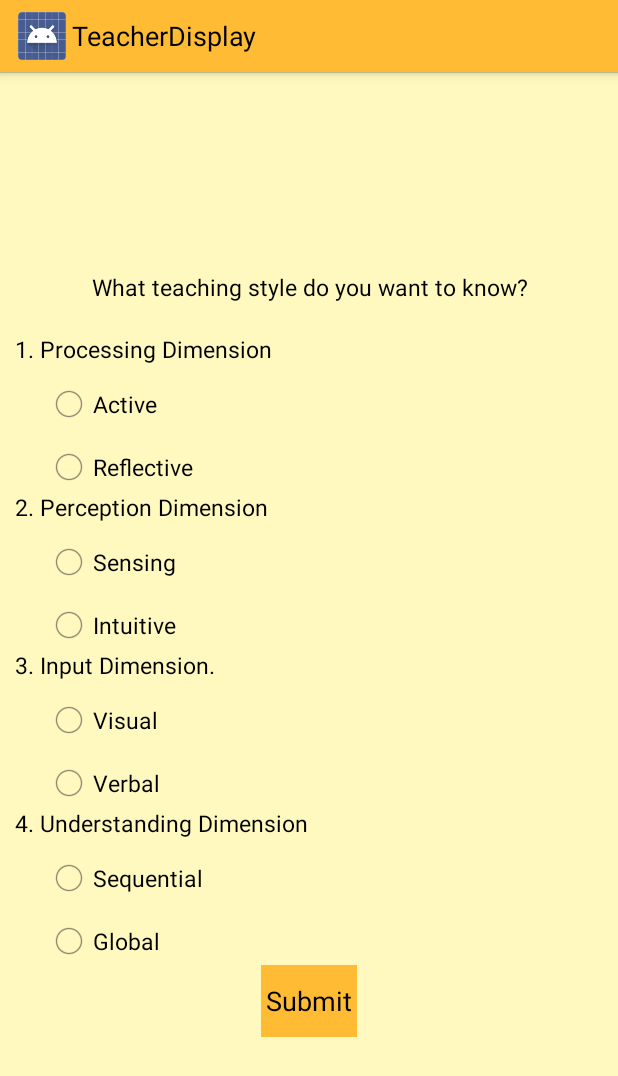
After one commit to ayusahnaz/LearningStyleApp, an Android app: the TeacherDisplay screen opened directly, with no data from a screen before it, on a phone screen of 412 x 824 dp. The commit adds this screen. Shown: the top 1076 px of the screen. Run offline under Robolectric (Android 15) with nearby library versions, the phone set to English and light mode, and no system bars.

Commit message:
Teacher Feature

```diff
--- a/app/src/main/java/com/example/ayusahnaz/learningstyleapp/MainActivity.java
+++ b/app/src/main/java/com/example/ayusahnaz/learningstyleapp/MainActivity.java
@@ -25,4 +25,10 @@ public class MainActivity extends Activity {
         startActivity(intent);
     }
 
+    public void teacherView(View view) {
+        // Do something in response to button
+        Intent intent = new Intent(this, TeacherDisplay.class);
+        startActivity(intent);
+    }
+
 }
--- /dev/null
+++ b/app/src/main/java/com/example/ayusahnaz/learningstyleapp/TeacherDisplay.java
@@ -0,0 +1,94 @@
+package com.example.ayusahnaz.learningstyleapp;
+
+import android.app.Activity;
+import android.content.Intent;
+import android.content.res.Resources;
+import android.support.v7.app.ActionBarActivity;
+import android.os.Bundle;
+import android.view.Menu;
+import android.view.MenuItem;
+import android.view.View;
+import android.widget.Button;
+import android.widget.MultiAutoCompleteTextView;
+import android.widget.RadioButton;
+import android.widget.RadioGroup;
+import android.widget.Toast;
+
+import java.util.Arrays;
+
+
+public class TeacherDisplay extends Activity {
+    private String [] value = new String[5];
+    private Button btnTeacher;
+
+    @Override
+    protected void onCreate(Bundle savedInstanceState) {
+        super.onCreate(savedInstanceState);
+        setContentView(R.layout.activity_teacher_display);
+        for(int i=1; i<value.length;  i++){
+            addListener(i);
+        }
+        System.out.println(Arrays.toString(value));
+    }
+
+    private void addListener(final int i) {
+        Resources r = getResources();
+        String name = getPackageName();
+        String cad = "teacherGroup";
+        String cat= Integer.toString(i);
+        cad=cad.concat(cat);
+        final int idResource = r.getIdentifier(cad, "id", name);
+        System.out.println(idResource);
+        final RadioGroup rg = (RadioGroup) findViewById(idResource);
+
+        btnTeacher = (Button) findViewById(R.id.btnTeacher);
+
+        rg.setOnCheckedChangeListener(new RadioGroup.OnCheckedChangeListener() {
+            @Override
+            public void onCheckedChanged(RadioGroup group, int checkedId)
+            {
+
+                Resources res = getResources();
+                String pname = getPackageName();
+                String con = "teacherButton";
+                String cat= Integer.toString(i);
+                String cona = con.concat(cat + "a");
+                String conb = con.concat(cat + "b");
+                int idResourcea = res.getIdentifier(cona, "id", pname);
+                int idResourceb = res.getIdentifier(conb, "id", pname);
+
+                checkedId = rg.getCheckedRadioButtonId();
+
+//                if(idResourcea == checkedId){
+//                    value[i] = ((RadioButton) findViewById(idResourcea)).getText().toString();
+//
+//                }
+//                if(idResourceb == checkedId){
+//                    value[i] = ((RadioButton) findViewById(idResourceb)).getText().toString();
+//                }
+                if(rg.getCheckedRadioButtonId()!= -1){
+                    int id = rg.getCheckedRadioButtonId();
+                    View radioButton = rg.findViewById(id);
+                    int radioId = rg.indexOfChild(radioButton);
+                    RadioButton btn = (RadioButton) rg.getChildAt(radioId);
+                    String selection = (String) btn.getText();
+                    value[i] = selection;
+                }
+            }
+        });
+
+//        for(int j=0; j<value.length; j++){
+//            System.out.println(value[j]);
+//        }
+
+        btnTeacher.setOnClickListener(new View.OnClickListener() {
+
+            @Override
+            public void onClick(View v) {
+                Intent searchIntent=new Intent(TeacherDisplay.this, TeacherResult.class);
+                searchIntent.putExtra("ARRVALUE", value);
+                startActivity(searchIntent);
+            }
+        });
+    }
+}
--- a/app/src/main/res/layout/activity_display_message.xml
+++ b/app/src/main/res/layout/activity_display_message.xml
@@ -1668,7 +1668,8 @@
                     android:id="@+id/btnSubmit"
                     android:nestedScrollingEnabled="false"
                     android:onClick="submit"
-                    android:background="@android:color/holo_orange_light" />
+                    android:background="@android:color/holo_orange_light"
+                    style="@style/Base.Widget.AppCompat.Button" />
 
             </LinearLayout>
     </LinearLayout>
--- a/app/src/main/res/layout/activity_main.xml
+++ b/app/src/main/res/layout/activity_main.xml
@@ -48,7 +48,8 @@
             android:layout_width="match_parent"
             android:layout_height="wrap_content"
             android:text="For Teacher"
-            android:id="@+id/button2"
+            android:id="@+id/teacherView"
+            android:onClick="teacherView"
             android:layout_gravity="center_horizontal"
             android:layout_marginTop="10dp"
             android:background="@android:color/holo_orange_light" />
--- /dev/null
+++ b/app/src/main/res/layout/activity_teacher_display.xml
@@ -0,0 +1,190 @@
+<ScrollView xmlns:android="http://schemas.android.com/apk/res/android"
+    xmlns:tools="http://schemas.android.com/tools"
+    android:layout_width="match_parent"
+    android:layout_height="match_parent"
+    android:fillViewport="true"
+    android:focusable="false"
+    android:focusableInTouchMode="false">
+
+    <LinearLayout
+        android:layout_width="match_parent"
+        android:layout_height="match_parent"
+        android:background="#fffff9bf"
+        android:orientation="vertical"
+        android:gravity="center_vertical"
+        android:id="@+id/layout">
+
+        <TextView
+            android:layout_width="match_parent"
+            android:layout_height="wrap_content"
+            android:text="What teaching style do you want to know?"
+            android:id="@+id/teacher"
+            android:textSize="15dp"
+            android:textColor="#ff000000"
+            android:gravity="center"
+            android:layout_marginBottom="20dp"
+            android:layout_gravity="center" />
+
+        <RadioGroup
+            android:layout_width="match_parent"
+            android:layout_height="wrap_content"
+            android:layout_gravity="center|left"
+            android:id="@+id/teacherGroup1"
+            android:layout_marginLeft="10dp">
+
+            <TextView
+                android:layout_width="wrap_content"
+                android:layout_height="wrap_content"
+                android:text="1. Processing Dimension"
+                android:textColor="#000"
+                android:textSize="15sp"
+                android:layout_gravity="left"
+                android:padding="0dp"
+                android:gravity="left" />
+
+            <RadioButton
+                android:id="@+id/teacherButton1a"
+                android:layout_width="wrap_content"
+                android:layout_height="wrap_content"
+                android:layout_marginLeft="20dp"
+                android:layout_marginTop="10dp"
+                android:checked="false"
+                android:text="Active"
+                android:textSize="15sp" />
+
+            <RadioButton
+                android:id="@+id/teacherButton1b"
+                android:layout_width="wrap_content"
+                android:layout_height="wrap_content"
+                android:layout_marginLeft="20dp"
+                android:layout_marginTop="10dp"
+                android:checked="false"
+                android:text="Reflective"
+                android:textSize="15sp" />
+        </RadioGroup>
+
+        <RadioGroup
+            android:layout_width="match_parent"
+            android:layout_height="wrap_content"
+            android:layout_gravity="center|left"
+            android:id="@+id/teacherGroup2"
+            android:layout_marginLeft="10dp">
+
+            <TextView
+                android:layout_width="wrap_content"
+                android:layout_height="wrap_content"
+                android:text="2. Perception Dimension"
+                android:textColor="#000"
+                android:textSize="15sp"
+                android:layout_gravity="left"
+                android:padding="0dp"
+                android:gravity="left" />
+
+            <RadioButton
+                android:id="@+id/teacherButton2a"
+                android:layout_width="wrap_content"
+                android:layout_height="wrap_content"
+                android:layout_marginLeft="20dp"
+                android:layout_marginTop="10dp"
+                android:checked="false"
+                android:text="Sensing"
+                android:textSize="15sp" />
+
+            <RadioButton
+                android:id="@+id/teacherButton2b"
+                android:layout_width="wrap_content"
+                android:layout_height="wrap_content"
+                android:layout_marginLeft="20dp"
+                android:layout_marginTop="10dp"
+                android:checked="false"
+                android:text="Intuitive"
+                android:textSize="15sp" />
+        </RadioGroup>
+
+        <RadioGroup
+            android:layout_width="match_parent"
+            android:layout_height="wrap_content"
+            android:layout_gravity="center|left"
+            android:id="@+id/teacherGroup3"
+            android:layout_marginLeft="10dp">
+
+            <TextView
+                android:layout_width="wrap_content"
+                android:layout_height="wrap_content"
+                android:text="3. Input Dimension."
+                android:textColor="#000"
+                android:textSize="15sp"
+                android:layout_gravity="left"
+                android:padding="0dp"
+                android:gravity="left" />
+
+            <RadioButton
+                android:id="@+id/teacherButton3a"
+                android:layout_width="wrap_content"
+                android:layout_height="wrap_content"
+                android:layout_marginLeft="20dp"
+                android:layout_marginTop="10dp"
+                android:checked="false"
+                android:text="Visual"
+                android:textSize="15sp" />
+
+            <RadioButton
+                android:id="@+id/teacherButton3b"
+                android:layout_width="wrap_content"
+                android:layout_height="wrap_content"
+                android:layout_marginLeft="20dp"
+                android:layout_marginTop="10dp"
+                android:checked="false"
+                android:text="Verbal"
+                android:textSize="15sp" />
+        </RadioGroup>
+
+        <RadioGroup
+            android:layout_width="match_parent"
+            android:layout_height="wrap_content"
+            android:layout_gravity="center|left"
+            android:id="@+id/teacherGroup4"
+            android:layout_marginLeft="10dp">
+
+            <TextView
+                android:layout_width="wrap_content"
+                android:layout_height="wrap_content"
+                android:text="4. Understanding Dimension"
+                android:textColor="#000"
+                android:textSize="15sp"
+                android:layout_gravity="left"
+                android:padding="0dp"
+                android:gravity="left" />
+
+            <RadioButton
+                android:id="@+id/teacherButton4a"
+                android:layout_width="wrap_content"
+                android:layout_height="wrap_content"
+                android:layout_marginLeft="20dp"
+                android:layout_marginTop="10dp"
+                android:checked="false"
+                android:text="Sequential"
+                android:textSize="15sp" />
+
+            <RadioButton
+                android:id="@+id/teacherButton4b"
+                android:layout_width="wrap_content"
+                android:layout_height="wrap_content"
+                android:layout_marginLeft="20dp"
+                android:layout_marginTop="10dp"
+                android:checked="false"
+                android:text="Global"
+                android:textSize="15sp" />
+        </RadioGroup>
+
+        <Button
+            android:layout_width="wrap_content"
+            android:layout_height="wrap_content"
+            android:text="Submit"
+            android:id="@+id/btnTeacher"
+            android:layout_gravity="center_horizontal"
+            android:background="@android:color/holo_orange_light" />
+
+    </LinearLayout>
+
+</ScrollView>
--- a/app/src/main/res/values/strings.xml
+++ b/app/src/main/res/values/strings.xml
@@ -12,5 +12,8 @@
     <string name="per">Perception</string>
     <string name="inp">Input</string>
     <string name="und">Understanding</string>
+    <string name="title_activity_teacher_display">TeacherDisplay</string>
+    <string name="hello_world">Hello world!</string>
+    <string name="title_activity_teacher_result">TeacherResult</string>
 
 </resources>
```
Also changed, not shown: app/src/main/AndroidManifest.xml (+53 -41 lines), app/src/main/java/com/example/ayusahnaz/learningstyleapp/TeacherResult.java (added, +39 -0 lines), app/src/main/res/layout/activity_teacher_result.xml (added, +12 -0 lines), app/src/main/res/menu/menu_teacher_display.xml (added, +7 -0 lines), app/src/main/res/menu/menu_teacher_result.xml (added, +7 -0 lines), 1 other file.
